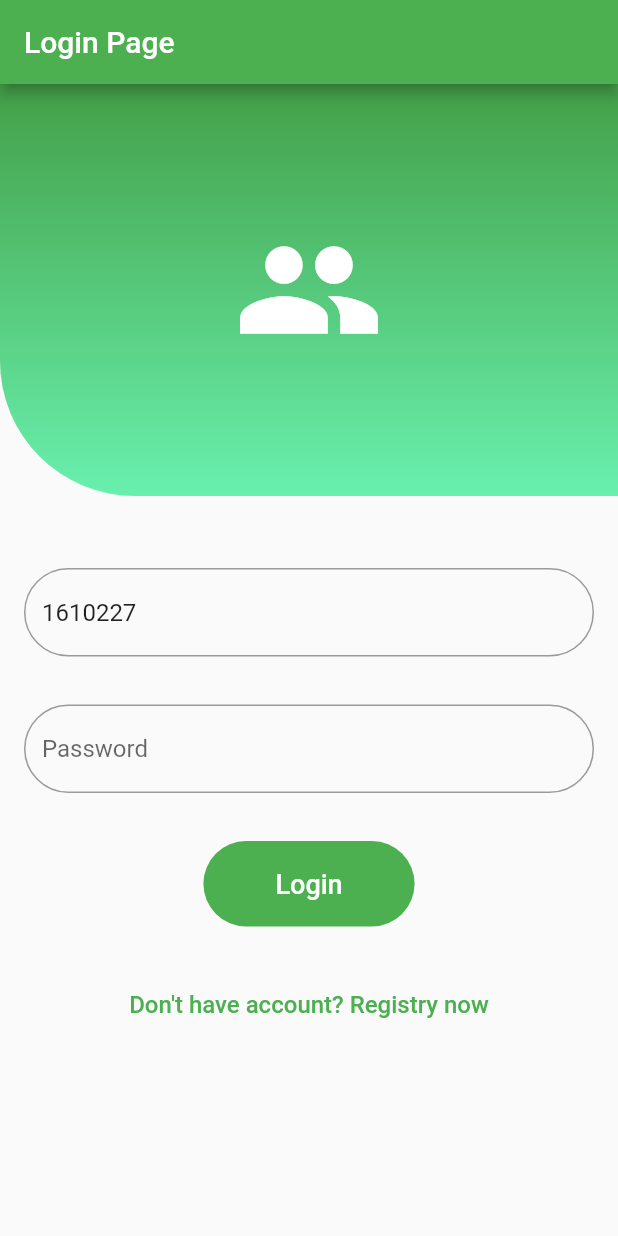
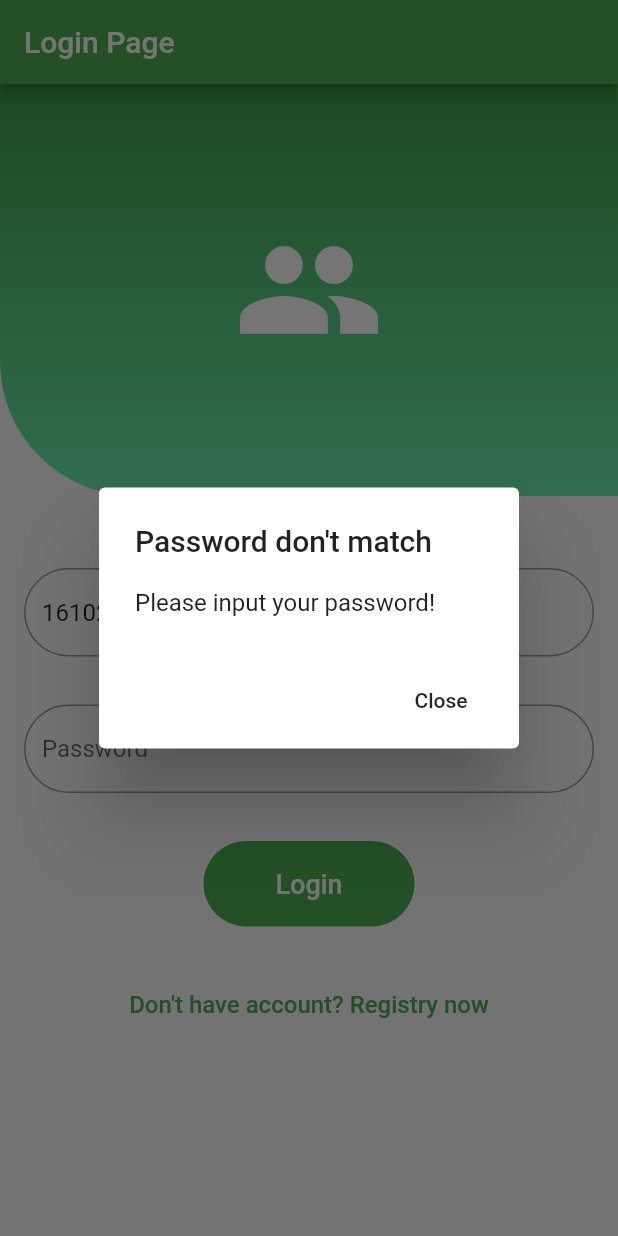
Before and after one commit to tinhpt38/gareen_dlu_QR, a Flutter app: the screen it shows after launch, after a tap on "Login", on a phone screen of 412 x 824 dp. Run offline on Flutter 3.47's test engine with Material 2 defaults, Android fonts, the phone set to English and light mode, and no system bars; our stand-ins replace qr_flutter.

Commit message:
add show alert

```diff
--- a/lib/UI/login_page.dart
+++ b/lib/UI/login_page.dart
@@ -94,7 +94,7 @@ class LoginPageState extends State<LoginPage>{
                   Padding(
                       padding: EdgeInsets.all(16.0),
                       child: FlatButton(onPressed: (){
-                                 checkCondination();
+                                 checkCondination(context);
                                 },
                              splashColor: Colors.transparent,
                             child: Container(
@@ -129,12 +129,37 @@ class LoginPageState extends State<LoginPage>{
     );
   }
 
-  checkCondination(){
+  checkCondination(BuildContext context){
     if(pwdControler.text != usrD.password){
-
+        _showDialog("Password don't match","Please input your password!");
     }else{
       Navigator.push(context,
           MaterialPageRoute(builder: (context) => UserPage(User(userIDController.text,pwdControler.text,"Unknow name","Unknow Email"))));
     }
   }
+
+  void _showDialog(String title,String message) {
+    // flutter defined function
+    showDialog(
+      context: context,
+      builder: (BuildContext context) {
+        // return object of type Dialog
+        return AlertDialog(
+          title: Text(title),
+          content: new Text(message),
+          actions: <Widget>[
+            // usually buttons at the bottom of the dialog
+            new FlatButton(
+              child: new Text("Close"),
+              onPressed: () {
+                pwdControler.text = null;
+                Navigator.of(context).pop();
+              },
+            ),
+          ],
+        );
+      },
+    );
+  }
+
 }
```
Also changed, not shown: lib/UI/registry_page.dart (+26 -13 lines).
